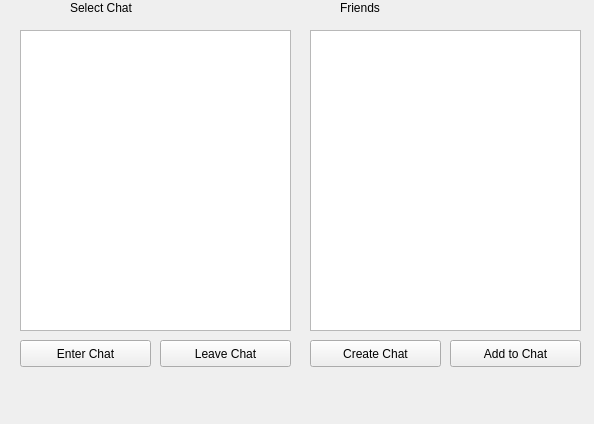
The window that gui/messagegui.ui (Huy-Nguyen-HCI/RocketBook) describes before a commit, drawn with Qt 5.
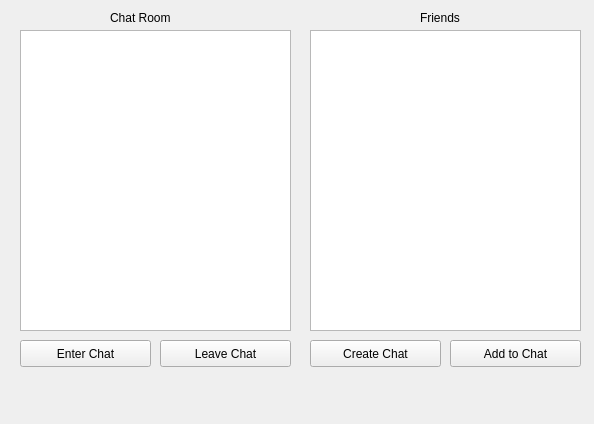
The same window after the commit.

Commit message: Edited chat display messages

```diff
--- a/gui/messagegui.ui
+++ b/gui/messagegui.ui
@@ -26,14 +26,14 @@
   <widget class="QLabel" name="label">
    <property name="geometry">
     <rect>
-     <x>70</x>
-     <y>0</y>
-     <width>81</width>
+     <x>110</x>
+     <y>10</y>
+     <width>71</width>
      <height>16</height>
     </rect>
    </property>
    <property name="text">
-    <string>Select Chat</string>
+    <string>Chat Room</string>
    </property>
   </widget>
   <widget class="QPushButton" name="leaveChat">
@@ -101,9 +101,9 @@
   <widget class="QLabel" name="label_2">
    <property name="geometry">
     <rect>
-     <x>340</x>
-     <y>0</y>
-     <width>81</width>
+     <x>420</x>
+     <y>10</y>
+     <width>51</width>
      <height>16</height>
     </rect>
    </property>
```
The commit also changes 4 other files.
